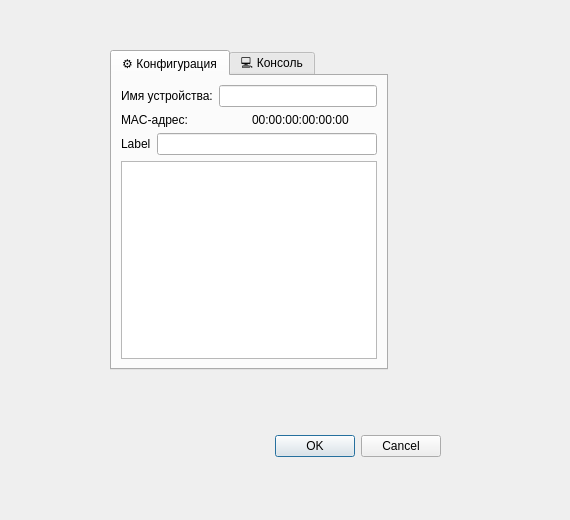
The window that LanTopologySimulator/LanTopologySimulator/DevicePropertiesDialog.ui (l3ss-w0rds/lan-topology-simulator) describes before a commit, drawn with Qt 5.
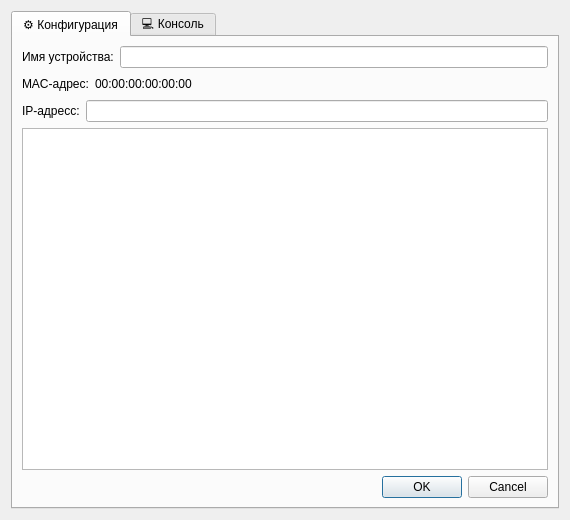
The same window after the commit.

```diff
--- a/LanTopologySimulator/LanTopologySimulator/DevicePropertiesDialog.ui
+++ b/LanTopologySimulator/LanTopologySimulator/DevicePropertiesDialog.ui
@@ -13,69 +13,9 @@
   <property name="windowTitle">
    <string>Dialog</string>
   </property>
-  <widget class="QWidget" name="layoutWidget">
-   <property name="geometry">
-    <rect>
-     <x>90</x>
-     <y>430</y>
-     <width>351</width>
-     <height>33</height>
-    </rect>
-   </property>
-   <layout class="QHBoxLayout" name="buttonBox">
-    <property name="spacing">
-     <number>6</number>
-    </property>
-    <property name="leftMargin">
-     <number>0</number>
-    </property>
-    <property name="topMargin">
-     <number>0</number>
-    </property>
-    <property name="rightMargin">
-     <number>0</number>
-    </property>
-    <property name="bottomMargin">
-     <number>0</number>
-    </property>
+  <layout class="QVBoxLayout" name="verticalLayout_2">
     <item>
-     <spacer>
-      <property name="orientation">
-       <enum>Qt::Horizontal</enum>
-      </property>
-      <property name="sizeHint" stdset="0">
-       <size>
-        <width>131</width>
-        <height>31</height>
-       </size>
-      </property>
-     </spacer>
-    </item>
-    <item>
-     <widget class="QPushButton" name="okButton">
-      <property name="text">
-       <string>OK</string>
-      </property>
-     </widget>
-    </item>
-    <item>
-     <widget class="QPushButton" name="cancelButton">
-      <property name="text">
-       <string>Cancel</string>
-      </property>
-     </widget>
-    </item>
-   </layout>
-  </widget>
   <widget class="QTabWidget" name="tabWidget">
-   <property name="geometry">
-    <rect>
-     <x>110</x>
-     <y>50</y>
-     <width>278</width>
-     <height>320</height>
-    </rect>
-   </property>
    <property name="currentIndex">
     <number>0</number>
    </property>
@@ -114,6 +54,19 @@
          </property>
         </widget>
        </item>
+         <item>
+          <spacer name="horizontalSpacer">
+           <property name="orientation">
+            <enum>Qt::Horizontal</enum>
+           </property>
+           <property name="sizeHint" stdset="0">
+            <size>
+             <width>40</width>
+             <height>20</height>
+            </size>
+           </property>
+          </spacer>
+         </item>
       </layout>
      </item>
      <item>
@@ -121,7 +74,7 @@
        <item>
         <widget class="QLabel" name="label_3">
          <property name="text">
-          <string>Label</string>
+            <string>IP-адресс:</string>
          </property>
         </widget>
        </item>
@@ -133,6 +86,37 @@
      <item>
       <widget class="QTableWidget" name="portsTable"/>
      </item>
+       <item>
+        <layout class="QHBoxLayout" name="horizontalLayout_5">
+         <item>
+          <spacer name="horizontalSpacer_2">
+           <property name="orientation">
+            <enum>Qt::Horizontal</enum>
+           </property>
+           <property name="sizeHint" stdset="0">
+            <size>
+             <width>40</width>
+             <height>20</height>
+            </size>
+           </property>
+          </spacer>
+         </item>
+         <item>
+          <widget class="QPushButton" name="okButton">
+           <property name="text">
+            <string>OK</string>
+           </property>
+          </widget>
+         </item>
+         <item>
+          <widget class="QPushButton" name="cancelButton">
+           <property name="text">
+            <string>Cancel</string>
+           </property>
+          </widget>
+         </item>
+        </layout>
+       </item>
     </layout>
    </widget>
    <widget class="QWidget" name="tab_2">
@@ -141,6 +125,8 @@
     </attribute>
    </widget>
   </widget>
+   </item>
+  </layout>
  </widget>
  <resources/>
  <connections>
```
Lines whose indentation alone changed are shown as unchanged.
